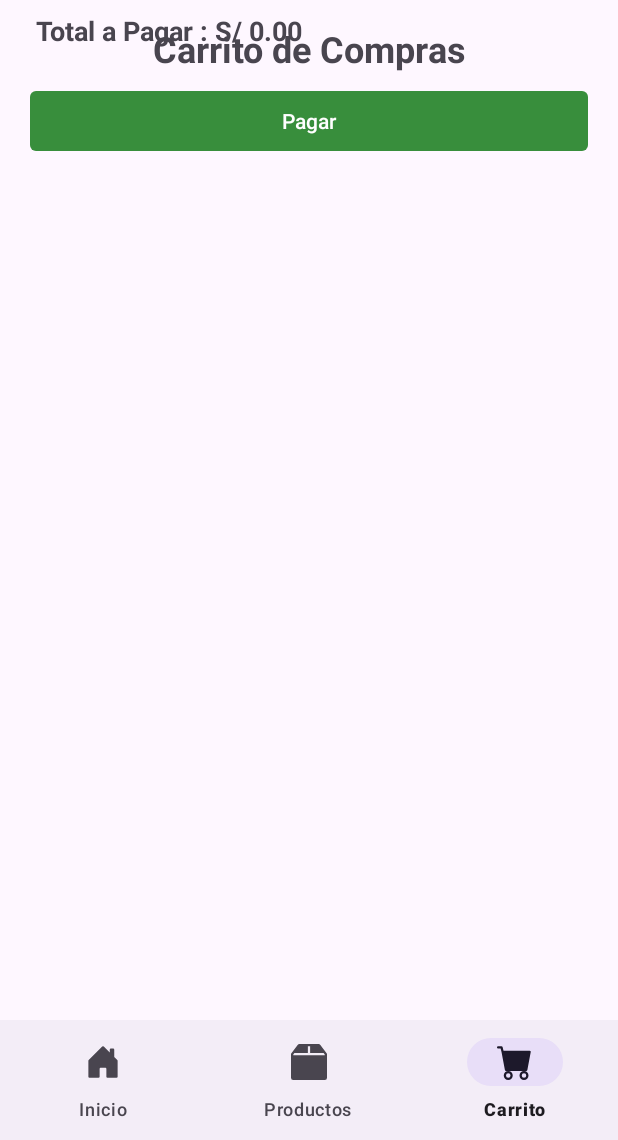
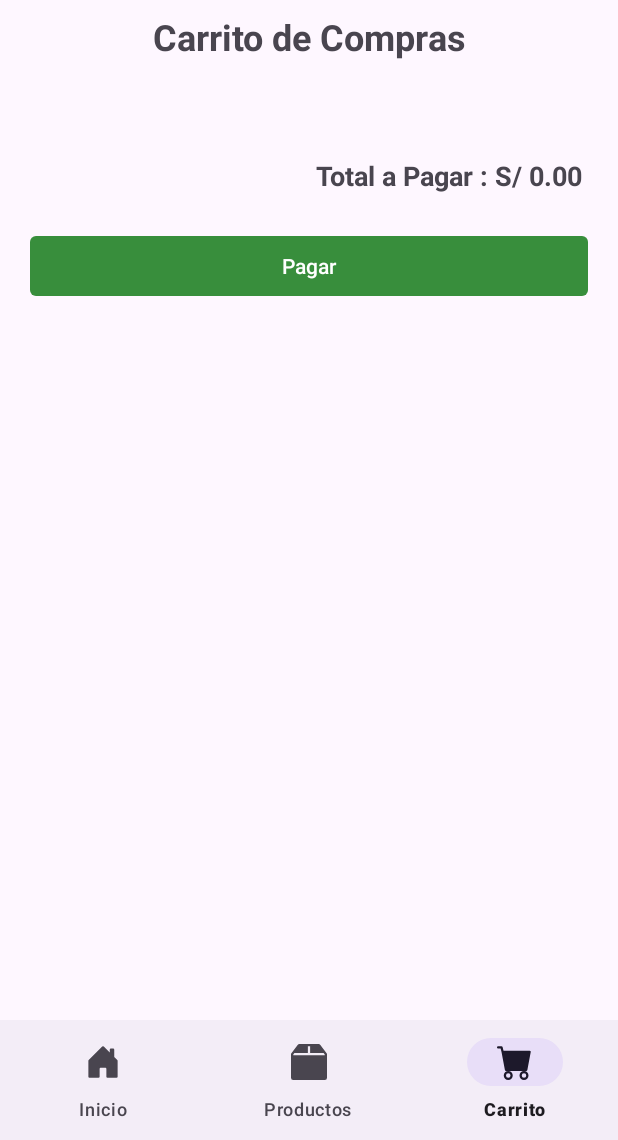
Before and after one commit to Frank18ci/TiendaVirtualAndroid, an Android app: the screen it shows after launch once a user with an empty profile is signed in (HomeActivity), item 3 of the bottom bar chosen, on a phone screen of 412 x 824 dp, the part 96-1236 px from its top. Run offline under Robolectric (Android 15) with nearby library versions, the phone set to English and light mode, and no system bars; our stand-ins replace Firebase (no records; nobody signed in at launch, a user with empty details on screens opened directly).

Commit message:
Enhance CarritoFragment layout: add item decoration for RecyclerView, switch to LinearLayout, and adjust margins for better UI te amo eve <3

```diff
--- a/app/src/main/java/com/carpio/mytiendavirtual/CarritoFragment.kt
+++ b/app/src/main/java/com/carpio/mytiendavirtual/CarritoFragment.kt
@@ -13,7 +13,9 @@ import android.widget.Toast
 import androidx.core.view.ViewCompat
 import androidx.core.view.WindowInsetsCompat
 import androidx.lifecycle.lifecycleScope
+import androidx.recyclerview.widget.DividerItemDecoration
 import androidx.recyclerview.widget.LinearLayoutManager
+import androidx.recyclerview.widget.RecyclerView.ItemDecoration
 import com.carpio.mytiendavirtual.adapter.CarritoDetalleProductoAdapter
 import com.carpio.mytiendavirtual.databinding.FragmentCarritoBinding
 import com.carpio.mytiendavirtual.models.Carrito
@@ -57,6 +59,8 @@ class CarritoFragment : Fragment() {
         }
         binding.rvCarrito.layoutManager = LinearLayoutManager(context)
 
+        val decoration = DividerItemDecoration(context, LinearLayoutManager.VERTICAL)
+        binding.rvCarrito.addItemDecoration(decoration)
 
 
         cargarLista()
--- a/app/src/main/java/com/carpio/mytiendavirtual/DetallePedidoRealizadoFragment.kt
+++ b/app/src/main/java/com/carpio/mytiendavirtual/DetallePedidoRealizadoFragment.kt
@@ -147,7 +147,6 @@ class DetallePedidoRealizadoFragment : Fragment() {
 
     override fun onResume() {
         super.onResume()
-        Log.d("ONresume", "actioooooooooooooooooooo")
         realizarPeticionObtenerCompra(compraCargada.id)
     }
     private fun disminuirStockProductos(detalleCompra: List<DetalleCompra>) {
--- a/app/src/main/res/layout/fragment_carrito.xml
+++ b/app/src/main/res/layout/fragment_carrito.xml
@@ -1,9 +1,10 @@
 <?xml version="1.0" encoding="utf-8"?>
-<androidx.constraintlayout.widget.ConstraintLayout xmlns:android="http://schemas.android.com/apk/res/android"
+<LinearLayout xmlns:android="http://schemas.android.com/apk/res/android"
     xmlns:app="http://schemas.android.com/apk/res-auto"
     xmlns:tools="http://schemas.android.com/tools"
     android:layout_width="match_parent"
     android:layout_height="match_parent"
+    android:orientation="vertical"
     android:id="@+id/main"
     tools:context=".CarritoFragment">
 
@@ -12,35 +13,28 @@
         android:layout_width="match_parent"
         android:layout_height="wrap_content"
         android:text="Carrito de Compras"
-        android:layout_margin="16dp"
+        android:layout_margin="8dp"
         android:gravity="center"
         android:textSize="24sp"
         android:textStyle="bold"
-        app:layout_constraintEnd_toEndOf="parent"
-        app:layout_constraintStart_toStartOf="parent"
-
-        app:layout_constraintTop_toTopOf="parent" />
+        />
 
     <androidx.recyclerview.widget.RecyclerView
         android:id="@+id/rvCarrito"
         android:layout_width="match_parent"
-        android:layout_height="wrap_content"
-
+        android:layout_height="0dp"
+        android:layout_weight="1"
         android:layout_margin="16dp"
-        app:layout_constraintTop_toBottomOf="@+id/textView2"
-        app:layout_constraintStart_toStartOf="parent"
-        app:layout_constraintEnd_toEndOf="parent" />
+        />
     <TextView
         android:id="@+id/tvTotal"
-        android:layout_width="wrap_content"
+        android:layout_width="match_parent"
         android:layout_height="wrap_content"
         android:layout_margin="16dp"
-        android:gravity="center"
+        android:gravity="end"
         android:padding="8dp"
         android:textSize="18sp"
         android:textStyle="bold"
-        app:layout_constraintBottom_toTopOf="@+id/BtnPagar"
-        app:layout_constraintStart_toStartOf="parent"
         android:text="Total a Pagar : S/ 0.00" />
 
     <com.google.android.material.button.MaterialButton
@@ -52,8 +46,6 @@
         android:text="Pagar"
         android:textColor="@android:color/white"
         app:cornerRadius="4dp"
-        app:layout_constraintBottom_toBottomOf="parent"
-        app:layout_constraintEnd_toEndOf="parent"
-        app:layout_constraintStart_toStartOf="parent" />
+         />
 
-</androidx.constraintlayout.widget.ConstraintLayout>
+</LinearLayout>
```
